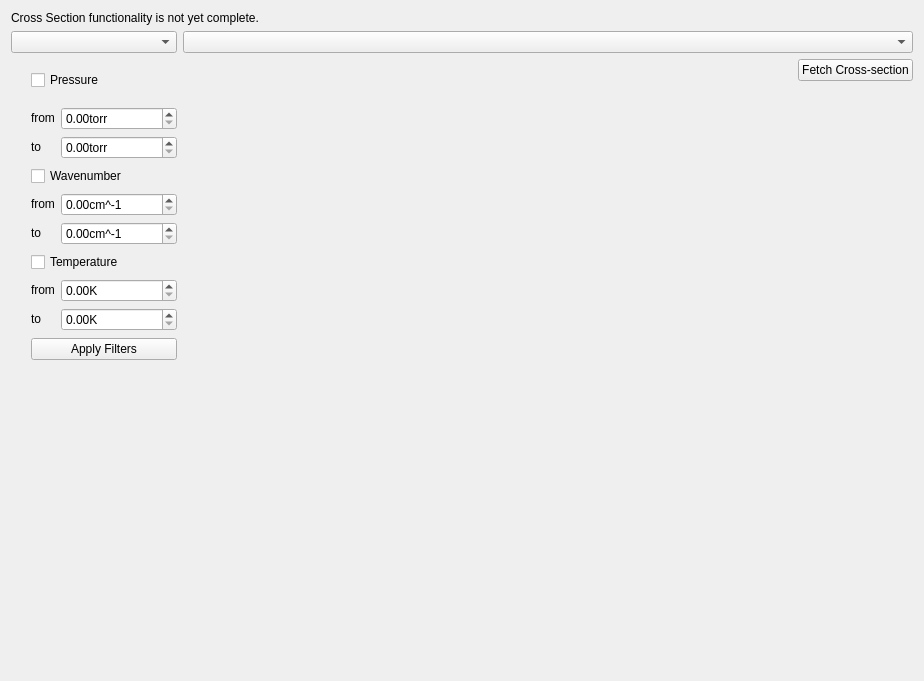
hitranonline/hapiest, file layouts/cross_section_widget.ui: the form before one commit.
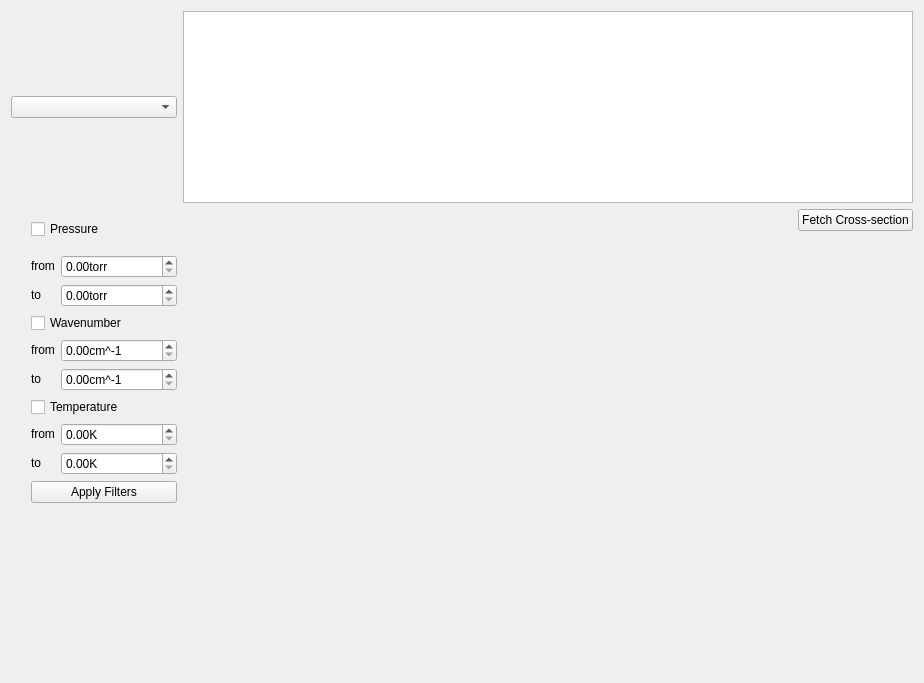
The form after the commit.

```diff
--- a/layouts/cross_section_widget.ui
+++ b/layouts/cross_section_widget.ui
@@ -7,7 +7,7 @@
     <x>0</x>
     <y>0</y>
     <width>924</width>
-    <height>681</height>
+    <height>683</height>
    </rect>
   </property>
   <property name="windowTitle">
@@ -55,10 +55,7 @@
      </item>
     </layout>
    </item>
-   <item row="1" column="1">
-    <widget class="QComboBox" name="cross_section"/>
-   </item>
-   <item row="1" column="0">
+   <item row="0" column="0">
     <widget class="QComboBox" name="molecule"/>
    </item>
    <item row="2" column="0">
@@ -272,12 +269,8 @@
      </property>
     </spacer>
    </item>
-   <item row="0" column="0" colspan="2">
-    <widget class="QLabel" name="label_7">
-     <property name="text">
-      <string>Cross Section functionality is not yet complete.</string>
-     </property>
-    </widget>
+   <item row="0" column="1">
+    <widget class="QListWidget" name="cross_section"/>
    </item>
   </layout>
  </widget>
```
Left out of the diff: 4 changed lines with no effect on the pictures.
